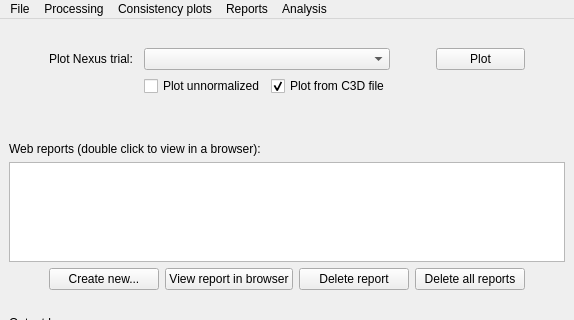
Qt form gaitutils/nexus_scripts/nexus_menu.ui (NCH-Motion-Laboratory/gaitutils) before a commit; both pictures show x 0 to 574 and y 0 to 320 of the 574 by 746 pixel window.
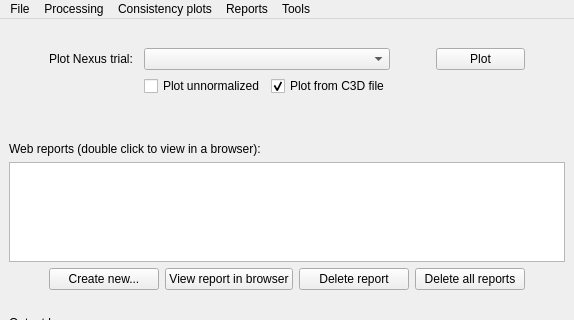
The same form after that commit. Custom widgets are drawn as their Qt base class.

The edit to the form file:
```diff
--- a/gaitutils/nexus_scripts/nexus_menu.ui
+++ b/gaitutils/nexus_scripts/nexus_menu.ui
@@ -299,7 +299,7 @@
    </widget>
    <widget class="QMenu" name="menuAnalysis">
     <property name="title">
-     <string>Analysis</string>
+     <string>Tools</string>
     </property>
     <addaction name="actionTardieu_analysis"/>
    </widget>
```
